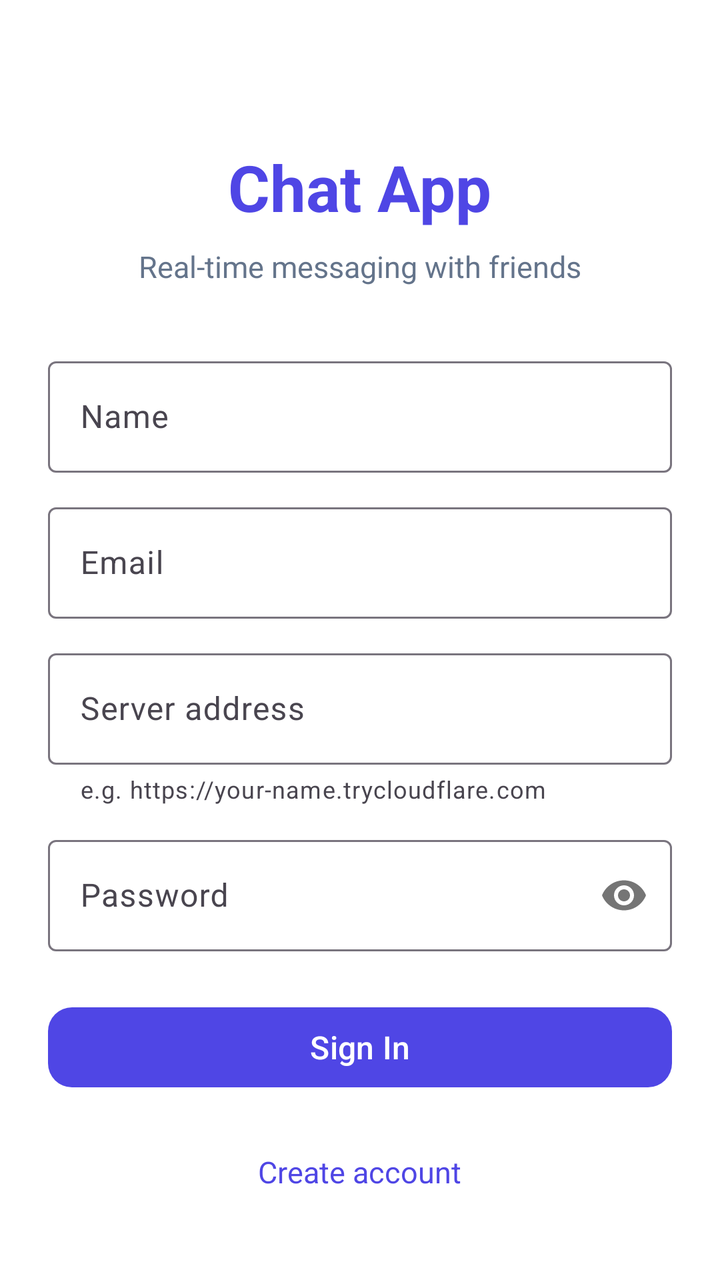
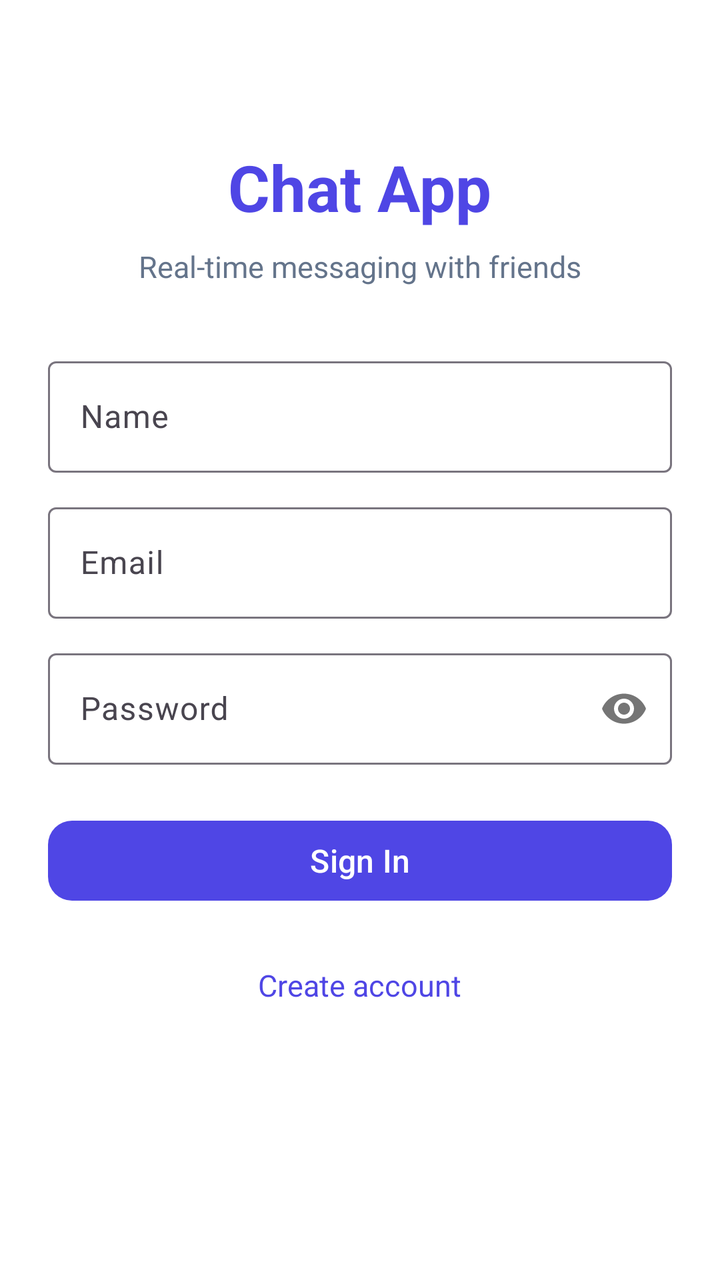

The first picture is an Android layout as it rendered before a commit; the second is the same layout after the commit. The layout source and the unified diff follow.
<!-- AndroidManifest.xml: application theme Theme.ChatApp -->
<!-- res/layout/activity_login.xml -->
<?xml version="1.0" encoding="utf-8"?>
<ScrollView xmlns:android="http://schemas.android.com/apk/res/android"
    xmlns:app="http://schemas.android.com/apk/res-auto"
    android:layout_width="match_parent"
    android:layout_height="match_parent"
    android:background="@color/white"
    android:fillViewport="true">

    <LinearLayout
        android:layout_width="match_parent"
        android:layout_height="wrap_content"
        android:gravity="center_horizontal"
        android:orientation="vertical"
        android:padding="24dp">

        <TextView
            android:layout_width="wrap_content"
            android:layout_height="wrap_content"
            android:layout_marginTop="48dp"
            android:text="@string/app_name"
            android:textColor="@color/primary"
            android:textSize="32sp"
            android:textStyle="bold" />

        <TextView
            android:layout_width="wrap_content"
            android:layout_height="wrap_content"
            android:layout_marginTop="8dp"
            android:layout_marginBottom="32dp"
            android:text="@string/tagline"
            android:textColor="@color/gray_text"
            android:textSize="15sp" />

        <com.google.android.material.textfield.TextInputLayout
            android:id="@+id/tilName"
            android:layout_width="match_parent"
            android:layout_height="wrap_content"
            android:hint="@string/name"
            app:boxBackgroundMode="outline">

            <com.google.android.material.textfield.TextInputEditText
                android:id="@+id/inputName"
                android:layout_width="match_parent"
                android:layout_height="wrap_content"
                android:inputType="textCapWords" />
        </com.google.android.material.textfield.TextInputLayout>

        <com.google.android.material.textfield.TextInputLayout
            android:id="@+id/tilEmail"
            android:layout_width="match_parent"
            android:layout_height="wrap_content"
            android:layout_marginTop="12dp"
            android:hint="@string/email"
            app:boxBackgroundMode="outline">

            <com.google.android.material.textfield.TextInputEditText
                android:id="@+id/inputEmail"
                android:layout_width="match_parent"
                android:layout_height="wrap_content"
                android:inputType="textEmailAddress" />
        </com.google.android.material.textfield.TextInputLayout>

        <com.google.android.material.textfield.TextInputLayout
            android:id="@+id/tilServer"
            android:layout_width="match_parent"
            android:layout_height="wrap_content"
            android:layout_marginTop="12dp"
            android:hint="@string/server_address"
            app:boxBackgroundMode="outline"
            app:helperText="@string/server_hint">

            <com.google.android.material.textfield.TextInputEditText
                android:id="@+id/inputServer"
                android:layout_width="match_parent"
                android:layout_height="wrap_content"
                android:inputType="textUri" />
        </com.google.android.material.textfield.TextInputLayout>

        <com.google.android.material.textfield.TextInputLayout
            android:id="@+id/tilPassword"
            android:layout_width="match_parent"
            android:layout_height="wrap_content"
            android:layout_marginTop="12dp"
            android:hint="@string/password"
            app:boxBackgroundMode="outline"
            app:passwordToggleEnabled="true">

            <com.google.android.material.textfield.TextInputEditText
                android:id="@+id/inputPassword"
                android:layout_width="match_parent"
                android:layout_height="wrap_content"
                android:inputType="textPassword" />
        </com.google.android.material.textfield.TextInputLayout>

        <com.google.android.material.button.MaterialButton
            android:id="@+id/btnSubmit"
            android:layout_width="match_parent"
            android:layout_height="wrap_content"
            android:layout_marginTop="24dp"
            android:text="@string/sign_in"
            android:textSize="16sp"
            app:cornerRadius="12dp" />

        <ProgressBar
            android:id="@+id/progress"
            android:layout_width="32dp"
            android:layout_height="32dp"
            android:layout_marginTop="16dp"
            android:indeterminateTint="@color/primary"
            android:visibility="gone" />

        <TextView
            android:id="@+id/toggleMode"
            android:layout_width="wrap_content"
            android:layout_height="wrap_content"
            android:layout_marginTop="20dp"
            android:padding="8dp"
            android:text="@string/create_account"
            android:textColor="@color/primary"
            android:textSize="15sp" />
    </LinearLayout>
</ScrollView>
<!-- resources referenced by this layout -->
<resources>
  <color name="gray_text">#64748B</color>
  <color name="primary">#4F46E5</color>
  <color name="white">#FFFFFF</color>
  <string name="app_name">Chat App</string>
  <string name="create_account">Create account</string>
  <string name="email">Email</string>
  <string name="name">Name</string>
  <string name="password">Password</string>
  <string name="server_address">Server address</string>
  <string name="server_hint">e.g. https://your-name.trycloudflare.com</string>
  <string name="sign_in">Sign In</string>
  <string name="tagline">Real-time messaging with friends</string>
  <style name="Theme.ChatApp" parent="Theme.Material3.DayNight.NoActionBar">
          <item name="colorPrimary">@color/primary</item>
          <item name="colorOnPrimary">@color/white</item>
          <item name="colorPrimaryContainer">@color/primary_light</item>
          <item name="colorSecondary">@color/accent</item>
          <item name="android:statusBarColor">@color/primary_dark</item>
          <item name="android:windowBackground">@color/white</item>
      </style>
  <color name="primary_light">#EEF2FF</color>
  <color name="accent">#22C55E</color>
  <color name="primary_dark">#4338CA</color>
</resources>

<!-- the commit's change to res/layout/activity_login.xml (unified diff, before → after) -->
@@ -61,22 +61,6 @@
         </com.google.android.material.textfield.TextInputLayout>
 
         <com.google.android.material.textfield.TextInputLayout
-            android:id="@+id/tilServer"
-            android:layout_width="match_parent"
-            android:layout_height="wrap_content"
-            android:layout_marginTop="12dp"
-            android:hint="@string/server_address"
-            app:boxBackgroundMode="outline"
-            app:helperText="@string/server_hint">
-
-            <com.google.android.material.textfield.TextInputEditText
-                android:id="@+id/inputServer"
-                android:layout_width="match_parent"
-                android:layout_height="wrap_content"
-                android:inputType="textUri" />
-        </com.google.android.material.textfield.TextInputLayout>
-
-        <com.google.android.material.textfield.TextInputLayout
             android:id="@+id/tilPassword"
             android:layout_width="match_parent"
             android:layout_height="wrap_content"
<!-- resource entries referenced after the edit -->
@@ -8,8 +8,6 @@
   <string name="email">Email</string>
   <string name="name">Name</string>
   <string name="password">Password</string>
-  <string name="server_address">Server address</string>
-  <string name="server_hint">e.g. https://your-name.trycloudflare.com</string>
   <string name="sign_in">Sign In</string>
   <string name="tagline">Real-time messaging with friends</string>
   <style name="Theme.ChatApp" parent="Theme.Material3.DayNight.NoActionBar">
